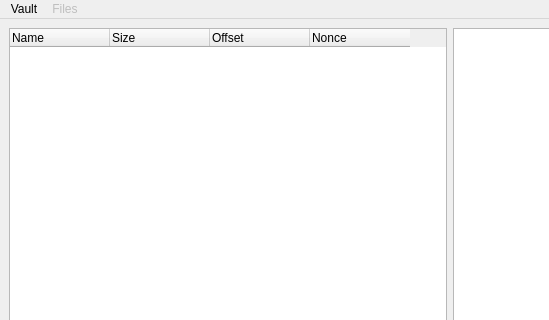
Qt form src/mainwindow.ui (antpiasecki/dull) before a commit; both pictures show x 0 to 549 and y 0 to 320 of the 900 by 600 pixel window.
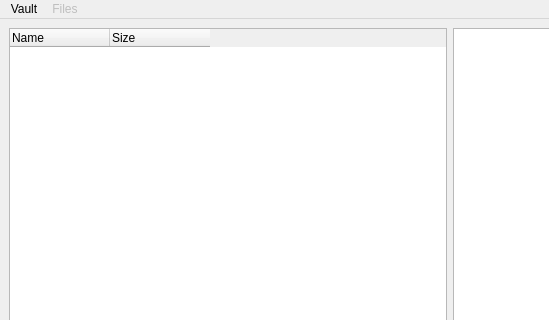
The same form after that commit.

Commit message: separate nonce for filenames

Patch:
```diff
--- a/src/mainwindow.ui
+++ b/src/mainwindow.ui
@@ -33,16 +33,6 @@
         <string>Size</string>
        </property>
       </column>
-      <column>
-       <property name="text">
-        <string>Offset</string>
-       </property>
-      </column>
-      <column>
-       <property name="text">
-        <string>Nonce</string>
-       </property>
-      </column>
      </widget>
     </item>
     <item>
```
Left out of the diff: 5 changed lines with no effect on the pictures. The commit also changes 4 other files.
